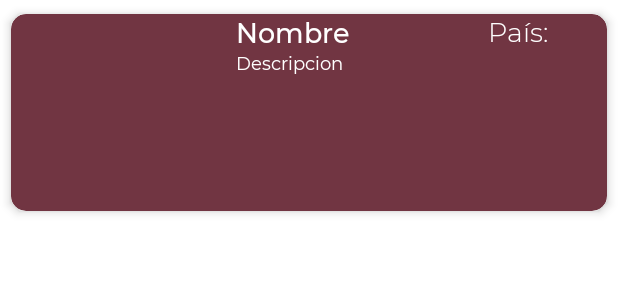
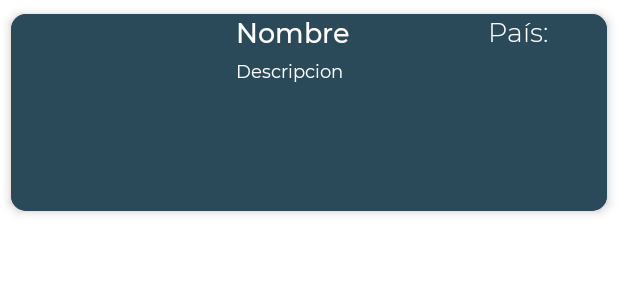
Before and after one commit to adrianmrt/Tekken7Trivia, an Android app: the layout card.xml on its own in the app's theme, with its tools: preview values and no code run, on a phone screen of 412 x 824 dp. Shown: the top 300 px of the screen. Run offline under Robolectric (Android 15) with nearby library versions, the phone set to English and light mode, and no system bars.

```diff
--- a/DADM_P1_AlbertoGarcia_AdrianRamirez/app/src/main/java/com/example/dadm_p1_albertogarcia_adrianramirez/main/MainActivity.java
+++ b/DADM_P1_AlbertoGarcia_AdrianRamirez/app/src/main/java/com/example/dadm_p1_albertogarcia_adrianramirez/main/MainActivity.java
@@ -31,7 +31,7 @@ public class MainActivity extends AppCompatActivity {
         fragmentManager = getSupportFragmentManager();
         databaseViewModel = new ViewModelProvider(this).get(DatabaseViewModel.class);
 
-        createQuestions();
+        //createQuestions();
 
         if (savedInstanceState == null) {
             fragmentManager.beginTransaction().add(R.id.fragmentContainer, new MainFragment()).commit();
--- a/DADM_P1_AlbertoGarcia_AdrianRamirez/app/src/main/res/layout/card.xml
+++ b/DADM_P1_AlbertoGarcia_AdrianRamirez/app/src/main/res/layout/card.xml
@@ -22,13 +22,15 @@
 
         <RelativeLayout
             android:layout_width="wrap_content"
-            android:layout_height="match_parent">
+            android:layout_height="match_parent"
+            android:background="@color/teal_700">
 
             <TextView
                 android:id="@+id/charDescription"
-                android:layout_width="match_parent"
-                android:layout_height="match_parent"
+                android:layout_width="238dp"
+                android:layout_height="96dp"
                 android:layout_below="@+id/nombre"
+                android:layout_marginTop="5dp"
                 android:layout_toEndOf="@+id/imgCard"
                 android:layout_toRightOf="@id/imgCard"
                 android:fontFamily="@font/montserrat_regular"
--- a/DADM_P1_AlbertoGarcia_AdrianRamirez/app/src/main/res/layout/fragment_main.xml
+++ b/DADM_P1_AlbertoGarcia_AdrianRamirez/app/src/main/res/layout/fragment_main.xml
@@ -31,7 +31,7 @@
                 android:id="@+id/textView"
                 android:layout_width="0dp"
                 android:layout_height="wrap_content"
-                android:background="#B0072134"
+                android:background="#B3072134"
                 android:fontFamily="@font/montserrat_bold"
                 android:gravity="top|center_vertical"
                 android:text="Tekken 7 Trivia"
```
Also changed, not shown: DADM_P1_AlbertoGarcia_AdrianRamirez/app/src/main/res/layout/activity_info.xml (+32 -2 lines), 1 other file.
